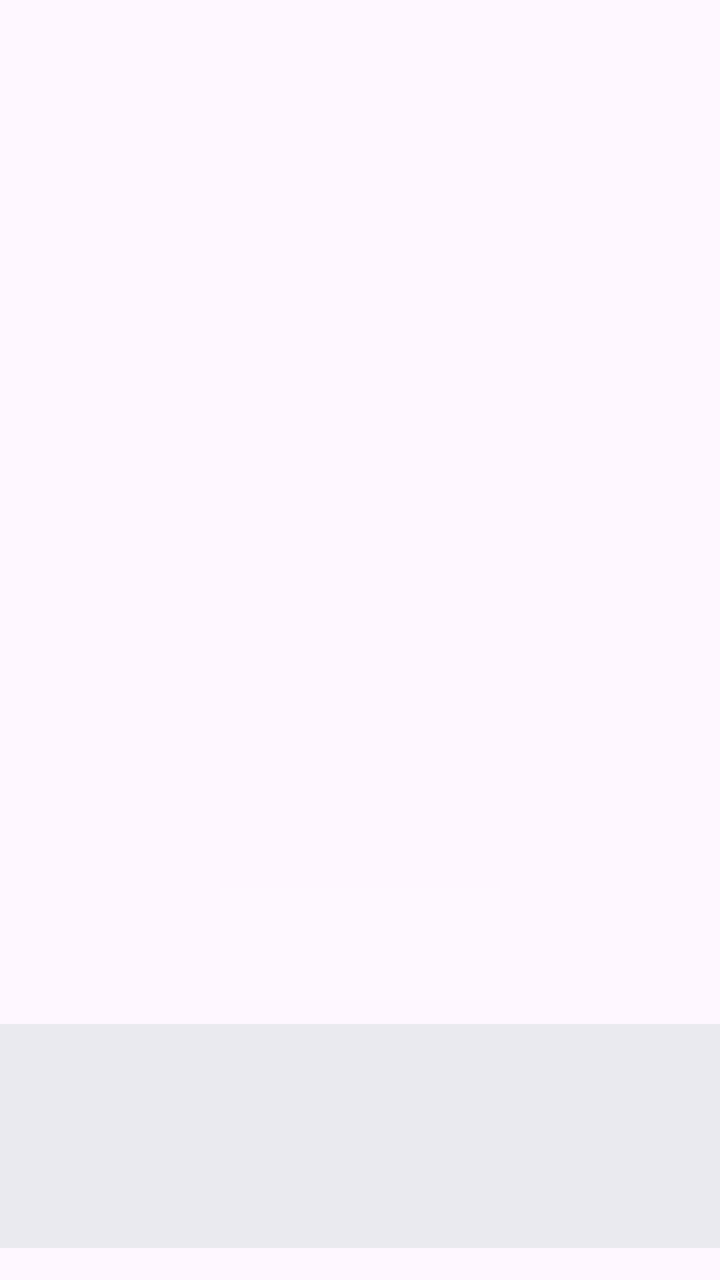
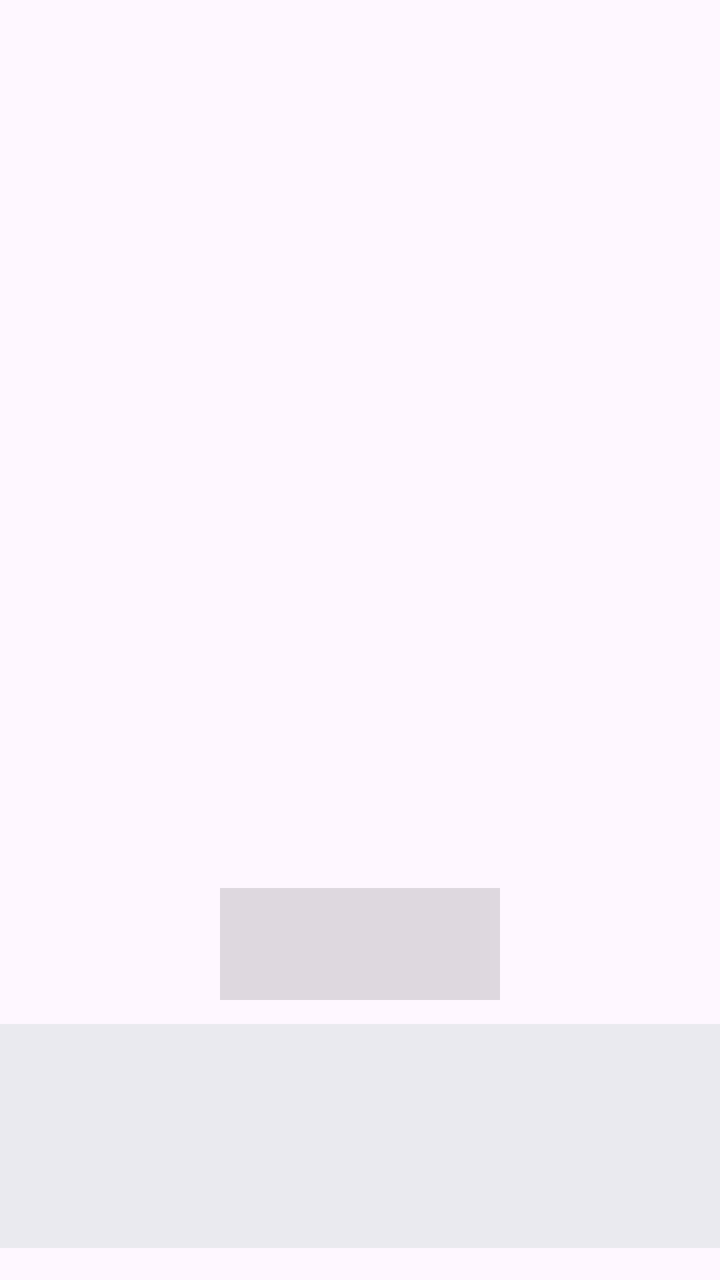

An Android layout rendered at two revisions. The XML below is the earlier revision; the diff shows what the commit changed to produce the second picture.
<!-- AndroidManifest.xml: application theme Theme.Limi -->
<!-- res/layout/activity_launcher.xml -->
<?xml version="1.0" encoding="utf-8"?>
<FrameLayout
    xmlns:android="http://schemas.android.com/apk/res/android"
    android:id="@+id/root"
    android:layout_width="match_parent"
    android:layout_height="match_parent">

    <LinearLayout
        android:layout_width="match_parent"
        android:layout_height="wrap_content"
        android:orientation="vertical"
        android:paddingTop="60dp"
        android:gravity="center">
        <TextView
            android:id="@+id/clock"
            android:layout_width="wrap_content"
            android:layout_height="wrap_content"
            android:textSize="64sp"
            android:textColor="#FFFFFF"
            android:fontFamily="sans-serif-light"
            android:shadowColor="#000000"
            android:shadowDx="0"
            android:shadowDy="1"
            android:shadowRadius="3"/>
        <TextView
            android:id="@+id/date"
            android:layout_width="wrap_content"
            android:layout_height="wrap_content"
            android:textSize="14sp"
            android:textColor="#E0E0E0"
            android:layout_marginTop="4dp"/>
    </LinearLayout>

    <View
        android:id="@+id/toggleBar"
        android:layout_width="140dp"
        android:layout_height="56dp"
        android:layout_gravity="center|bottom"
        android:layout_marginBottom="140dp"
        android:background="#20FFFFFF"/>

    <LinearLayout
        android:id="@+id/dock"
        android:layout_width="match_parent"
        android:layout_height="wrap_content"
        android:layout_gravity="bottom"
        android:orientation="horizontal"
        android:gravity="center"
        android:padding="16dp"
        android:layout_marginBottom="16dp"
        android:background="#E8E8EAEE">
        <androidx.recyclerview.widget.RecyclerView
            android:id="@+id/dockRecycler"
            android:layout_width="wrap_content"
            android:layout_height="80dp"/>
    </LinearLayout>

    <androidx.recyclerview.widget.RecyclerView
        android:id="@+id/drawer"
        android:layout_width="match_parent"
        android:layout_height="match_parent"
        android:padding="12dp"
        android:clipToPadding="false"
        android:visibility="gone"
        android:background="#F5F5F5F5"/>
</FrameLayout>
<!-- resources referenced by this layout -->
<resources>
  <style name="Theme.Limi" parent="Theme.Material3.DayNight.NoActionBar">
          <item name="android:statusBarColor">@android:color/transparent</item>
          <item name="android:navigationBarColor">@android:color/transparent</item>
          <item name="android:windowAnimationStyle">@null</item>
          <item name="android:windowDisablePreview">true</item>
          <item name="android:windowContentTransitions">false</item>
      </style>
</resources>

<!-- the commit's change to res/layout/activity_launcher.xml (unified diff, before → after) -->
@@ -16,18 +16,18 @@
             android:layout_width="wrap_content"
             android:layout_height="wrap_content"
             android:textSize="64sp"
-            android:textColor="#FFFFFF"
+            android:textColor="#FF000000"
             android:fontFamily="sans-serif-light"
-            android:shadowColor="#000000"
+            android:shadowColor="#FFFFFF"
             android:shadowDx="0"
             android:shadowDy="1"
-            android:shadowRadius="3"/>
+            android:shadowRadius="2"/>
         <TextView
             android:id="@+id/date"
             android:layout_width="wrap_content"
             android:layout_height="wrap_content"
             android:textSize="14sp"
-            android:textColor="#E0E0E0"
+            android:textColor="#FF666666"
             android:layout_marginTop="4dp"/>
     </LinearLayout>
 
@@ -37,7 +37,7 @@
         android:layout_height="56dp"
         android:layout_gravity="center|bottom"
         android:layout_marginBottom="140dp"
-        android:background="#20FFFFFF"/>
+        android:background="#20000000"/>
 
     <LinearLayout
         android:id="@+id/dock"
